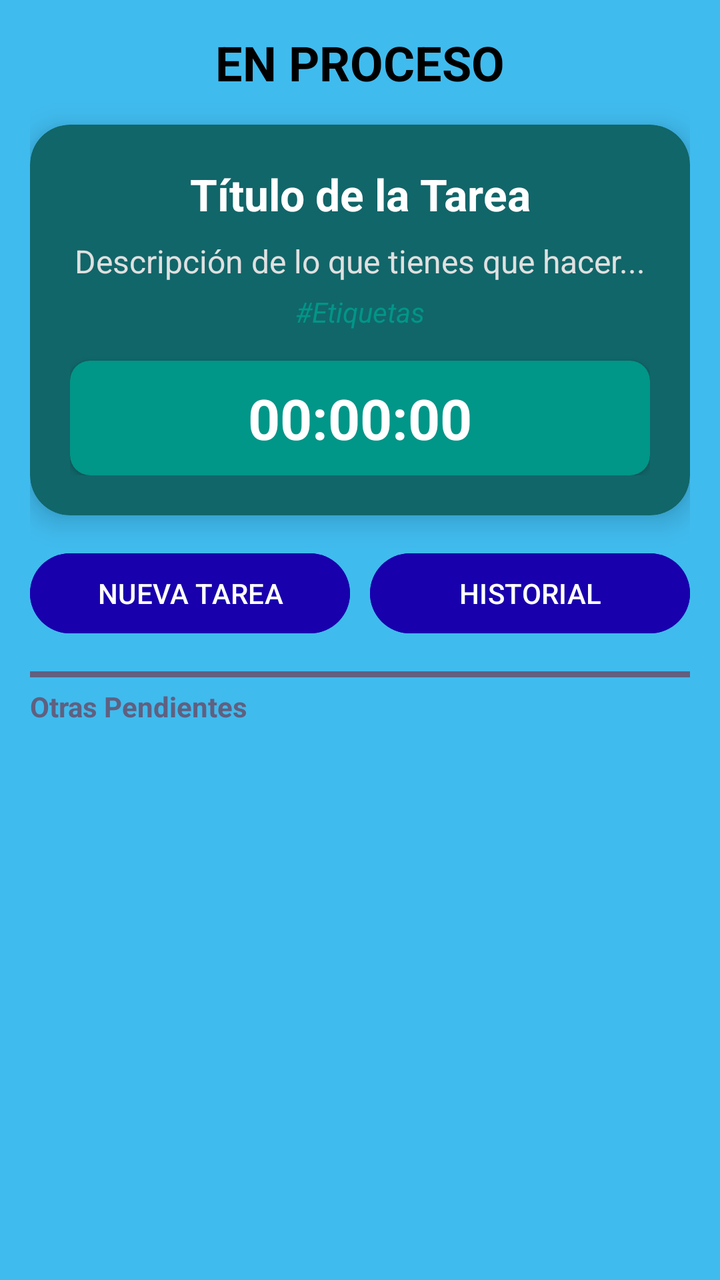
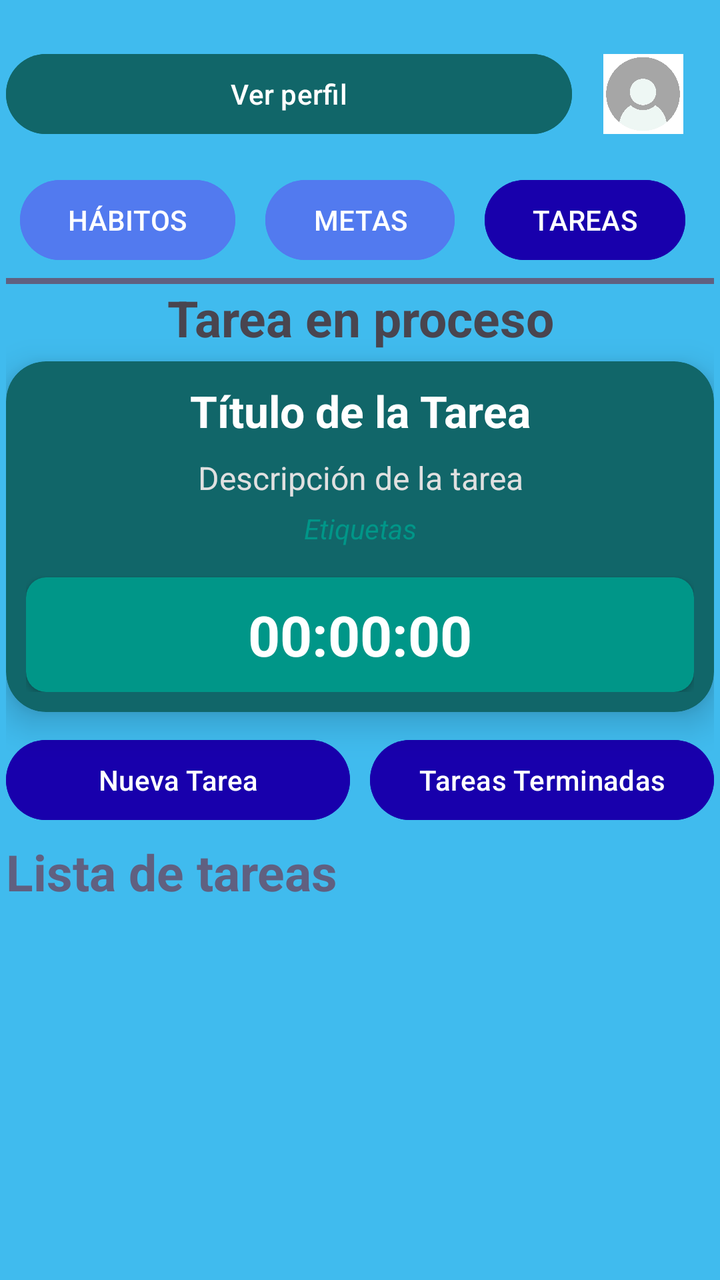

Before-and-after screenshots of an Android layout around one commit, followed by the original layout XML and the change that was made.
<!-- AndroidManifest.xml: application theme Theme.SuperSexiBoys -->
<!-- res/layout/activity_crear_tarea.xml -->
<?xml version="1.0" encoding="utf-8"?>
<androidx.constraintlayout.widget.ConstraintLayout
    xmlns:android="http://schemas.android.com/apk/res/android"
    xmlns:app="http://schemas.android.com/apk/res-auto"
    xmlns:tools="http://schemas.android.com/tools"
    android:layout_width="match_parent"
    android:layout_height="match_parent"
    android:background="@color/celeste"
    android:padding="15dp"
    >

    <TextView
        android:id="@+id/procesoText"
        android:layout_width="match_parent"
        android:layout_height="wrap_content"
        android:gravity="center"
        android:text="EN PROCESO"
        android:textColor="@color/black"
        android:textSize="24sp"
        android:textStyle="bold"
        app:layout_constraintTop_toTopOf="parent" />

    <androidx.cardview.widget.CardView
        android:id="@+id/cardTareaActual"
        android:layout_width="match_parent"
        android:layout_height="wrap_content"
        android:layout_marginTop="15dp"
        app:cardBackgroundColor="@color/verde_oscuro"
        app:cardCornerRadius="20dp"
        app:cardElevation="8dp"
        app:layout_constraintTop_toBottomOf="@id/procesoText"
        app:layout_constraintStart_toStartOf="parent"
        app:layout_constraintEnd_toEndOf="parent">

        <LinearLayout
            android:layout_width="match_parent"
            android:layout_height="wrap_content"
            android:orientation="vertical"
            android:padding="20dp">

            <TextView
                android:id="@+id/tituloDeTarea"
                android:layout_width="match_parent"
                android:layout_height="wrap_content"
                android:text="Título de la Tarea"
                android:textColor="@color/white"
                android:textSize="22sp"
                android:textStyle="bold"
                android:gravity="center_horizontal"/>

            <TextView
                android:id="@+id/descripcionDeTarea"
                android:layout_width="match_parent"
                android:layout_height="wrap_content"
                android:layout_marginTop="8dp"
                android:text="Descripción de lo que tienes que hacer..."
                android:textColor="#E0E0E0"
                android:textSize="16sp"
                android:gravity="center_horizontal"/>

            <TextView
                android:id="@+id/etiquetaDeTarea"
                android:layout_width="match_parent"
                android:layout_height="wrap_content"
                android:layout_marginTop="5dp"
                android:text="#Etiquetas"
                android:textColor="@color/verde_claro_sergio"
                android:textSize="14sp"
                android:textStyle="italic"
                android:gravity="center_horizontal"/>

            <androidx.cardview.widget.CardView
                android:layout_width="match_parent"
                android:layout_height="wrap_content"
                android:layout_marginTop="15dp"
                app:cardBackgroundColor="@color/verde_claro_sergio"
                app:cardCornerRadius="10dp">

                <TextView
                    android:id="@+id/tiempoDeTarea"
                    android:layout_width="match_parent"
                    android:layout_height="wrap_content"
                    android:padding="10dp"
                    android:text="00:00:00"
                    android:textColor="@color/white"
                    android:textSize="28sp"
                    android:textStyle="bold"
                    android:gravity="center"/>
            </androidx.cardview.widget.CardView>

        </LinearLayout>
    </androidx.cardview.widget.CardView>

    <LinearLayout
        android:id="@+id/layoutBotones"
        android:layout_width="match_parent"
        android:layout_height="wrap_content"
        android:orientation="horizontal"
        android:layout_marginTop="15dp"
        app:layout_constraintTop_toBottomOf="@id/cardTareaActual">

        <Button
            android:id="@+id/buttonCrearOtraTarea"
            android:layout_width="0dp"
            android:layout_height="wrap_content"
            android:layout_weight="1"
            android:layout_marginEnd="5dp"
            android:backgroundTint="@color/azul_oscuro"
            android:text="NUEVA TAREA"
            android:textColor="@color/white" />

        <Button
            android:id="@+id/buttonBorrarTareas"
            android:layout_width="0dp"
            android:layout_height="wrap_content"
            android:layout_weight="1"
            android:layout_marginStart="5dp"
            android:backgroundTint="@color/azul_oscuro"
            android:text="HISTORIAL"
            android:textColor="@color/white" />
    </LinearLayout>

    <TextView
        android:id="@+id/separadorLista"
        android:layout_width="match_parent"
        android:layout_height="3dp"
        android:layout_marginTop="15dp"
        android:background="@color/plomo_oscuro"
        app:layout_constraintTop_toBottomOf="@id/layoutBotones"/>

    <TextView
        android:id="@+id/tvSubtitulo"
        android:layout_width="wrap_content"
        android:layout_height="wrap_content"
        android:text="Otras Pendientes"
        android:textColor="@color/plomo_oscuro"
        android:textStyle="bold"
        android:layout_marginTop="5dp"
        app:layout_constraintStart_toStartOf="parent"
        app:layout_constraintTop_toBottomOf="@id/separadorLista"/>

    <androidx.recyclerview.widget.RecyclerView
        android:id="@+id/recyclerViewTareas"
        android:layout_width="match_parent"
        android:layout_height="0dp"
        android:layout_marginTop="5dp"
        app:layout_constraintTop_toBottomOf="@id/tvSubtitulo"
        app:layout_constraintBottom_toBottomOf="parent"
        app:layout_constraintStart_toStartOf="parent"
        app:layout_constraintEnd_toEndOf="parent"/>

</androidx.constraintlayout.widget.ConstraintLayout>
<!-- resources referenced by this layout -->
<resources>
  <color name="azul_oscuro">#1800AC</color>
  <color name="black">#FF000000</color>
  <color name="celeste">#40BBEE</color>
  <color name="plomo_oscuro">#606080</color>
  <color name="verde_claro_sergio">#009688</color>
  <color name="verde_oscuro">#116669</color>
  <color name="white">#FFFFFFFF</color>
  <style name="Theme.SuperSexiBoys" parent="Base.Theme.SuperSexiBoys" />
  <style name="Base.Theme.SuperSexiBoys" parent="Theme.Material3.DayNight.NoActionBar">
          
          
      </style>
</resources>

<!-- the commit's change to res/layout/activity_crear_tarea.xml (unified diff, before → after) -->
@@ -2,32 +2,91 @@
 <androidx.constraintlayout.widget.ConstraintLayout
     xmlns:android="http://schemas.android.com/apk/res/android"
     xmlns:app="http://schemas.android.com/apk/res-auto"
-    xmlns:tools="http://schemas.android.com/tools"
     android:layout_width="match_parent"
     android:layout_height="match_parent"
     android:background="@color/celeste"
-    android:padding="15dp"
+    android:padding="3dp"
     >
+
+    <LinearLayout
+        android:id="@+id/identifica_usuarioTarea"
+        app:layout_constraintTop_toTopOf="parent"
+        app:layout_constraintStart_toStartOf="parent"
+        android:layout_width="match_parent"
+        android:weightSum="10"
+        android:gravity="center"
+        android:orientation="horizontal"
+        android:layout_height="wrap_content"
+        android:layout_marginTop="20dp">
+        <Button
+            android:layout_weight="8"
+            android:layout_width="0dp"
+            android:text="Ver perfil"
+            android:backgroundTint="@color/verde_oscuro"
+            android:layout_height="wrap_content"/>
+        <ImageView
+            android:id="@+id/imagen_perfil"
+            android:layout_width="0dp"
+            android:layout_weight="2"
+            android:layout_height="40dp"
+            android:src="@drawable/perfilvacio"/>
+    </LinearLayout>
+
+    <Button
+        app:layout_constraintTop_toBottomOf="@+id/identifica_usuarioTarea"
+        app:layout_constraintEnd_toStartOf="@+id/metas_button"
+        android:layout_width="wrap_content"
+        android:text="HÁBITOS"
+        android:layout_margin="15dp"
+        android:backgroundTint="@color/azul_pastel"
+        android:layout_height="wrap_content"/>
+    <Button
+        android:id="@+id/metas_button"
+        android:layout_width="wrap_content"
+        android:layout_height="wrap_content"
+        android:layout_margin="15dp"
+        android:layout_marginTop="12dp"
+        android:backgroundTint="@color/azul_pastel"
+        android:text="METAS"
+        app:layout_constraintEnd_toEndOf="parent"
+        app:layout_constraintStart_toStartOf="parent"
+        app:layout_constraintTop_toBottomOf="@+id/identifica_usuarioTarea" />
+    <Button
+        app:layout_constraintTop_toBottomOf="@+id/identifica_usuarioTarea"
+        app:layout_constraintStart_toEndOf="@id/metas_button"
+        android:layout_width="wrap_content"
+        android:text="TAREAS"
+        android:layout_margin="15dp"
+        android:backgroundTint="@color/azul_oscuro"
+        android:layout_height="wrap_content"/>
+
+    <TextView
+        android:id="@+id/separadorLista"
+        android:layout_width="match_parent"
+        android:layout_height="3dp"
+        android:layout_marginTop="5dp"
+        android:background="@color/plomo_oscuro"
+        app:layout_constraintTop_toBottomOf="@id/metas_button"
+        />
 
     <TextView
         android:id="@+id/procesoText"
         android:layout_width="match_parent"
         android:layout_height="wrap_content"
         android:gravity="center"
-        android:text="EN PROCESO"
-        android:textColor="@color/black"
-        android:textSize="24sp"
+        android:text="@string/tarea_en_proceso"
+        android:textSize="25sp"
         android:textStyle="bold"
-        app:layout_constraintTop_toTopOf="parent" />
+        app:layout_constraintTop_toBottomOf="@id/separadorLista" />
 
     <androidx.cardview.widget.CardView
         android:id="@+id/cardTareaActual"
         android:layout_width="match_parent"
         android:layout_height="wrap_content"
-        android:layout_marginTop="15dp"
+        android:layout_marginTop="5dp"
         app:cardBackgroundColor="@color/verde_oscuro"
         app:cardCornerRadius="20dp"
-        app:cardElevation="8dp"
+        app:cardElevation="10dp"
         app:layout_constraintTop_toBottomOf="@id/procesoText"
         app:layout_constraintStart_toStartOf="parent"
         app:layout_constraintEnd_toEndOf="parent">
@@ -36,7 +95,7 @@
             android:layout_width="match_parent"
             android:layout_height="wrap_content"
             android:orientation="vertical"
-            android:padding="20dp">
+            android:padding="10dp">
 
             <TextView
                 android:id="@+id/tituloDeTarea"
@@ -53,7 +112,7 @@
                 android:layout_width="match_parent"
                 android:layout_height="wrap_content"
                 android:layout_marginTop="8dp"
-                android:text="Descripción de lo que tienes que hacer..."
+                android:text="Descripción de la tarea"
                 android:textColor="#E0E0E0"
                 android:textSize="16sp"
                 android:gravity="center_horizontal"/>
@@ -63,7 +122,7 @@
                 android:layout_width="match_parent"
                 android:layout_height="wrap_content"
                 android:layout_marginTop="5dp"
-                android:text="#Etiquetas"
+                android:text="Etiquetas"
                 android:textColor="@color/verde_claro_sergio"
                 android:textSize="14sp"
                 android:textStyle="italic"
@@ -75,7 +134,6 @@
                 android:layout_marginTop="15dp"
                 app:cardBackgroundColor="@color/verde_claro_sergio"
                 app:cardCornerRadius="10dp">
-
                 <TextView
                     android:id="@+id/tiempoDeTarea"
                     android:layout_width="match_parent"
@@ -92,11 +150,11 @@
     </androidx.cardview.widget.CardView>
 
     <LinearLayout
-        android:id="@+id/layoutBotones"
+        android:id="@+id/botonesTareaAyT"
         android:layout_width="match_parent"
         android:layout_height="wrap_content"
         android:orientation="horizontal"
-        android:layout_marginTop="15dp"
+        android:layout_marginTop="10dp"
         app:layout_constraintTop_toBottomOf="@id/cardTareaActual">
 
         <Button
@@ -106,7 +164,7 @@
             android:layout_weight="1"
             android:layout_marginEnd="5dp"
             android:backgroundTint="@color/azul_oscuro"
-            android:text="NUEVA TAREA"
+            android:text="@string/nueva_tarea"
             android:textColor="@color/white" />
 
         <Button
@@ -116,35 +174,30 @@
             android:layout_weight="1"
             android:layout_marginStart="5dp"
             android:backgroundTint="@color/azul_oscuro"
-            android:text="HISTORIAL"
+            android:text="@string/tareas_terminadas"
             android:textColor="@color/white" />
     </LinearLayout>
 
     <TextView
-        android:id="@+id/separadorLista"
-        android:layout_width="match_parent"
-        android:layout_height="3dp"
-        android:layout_marginTop="15dp"
-        android:background="@color/plomo_oscuro"
-        app:layout_constraintTop_toBottomOf="@id/layoutBotones"/>
-
-    <TextView
-        android:id="@+id/tvSubtitulo"
-        android:layout_width="wrap_content"
-        android:layout_height="wrap_content"
-        android:text="Otras Pendientes"
+        android:id="@+id/listaDeTareas"
+        android:layout_width="match_parent"
+        android:layout_height="wrap_content"
+        android:text="@string/lista_tareas"
         android:textColor="@color/plomo_oscuro"
         android:textStyle="bold"
         android:layout_marginTop="5dp"
-        app:layout_constraintStart_toStartOf="parent"
-        app:layout_constraintTop_toBottomOf="@id/separadorLista"/>
+        android:textSize="25sp"
+        android:gravity="left"
+        app:layout_constraintStart_toStartOf="parent"
+        app:layout_constraintTop_toBottomOf="@id/botonesTareaAyT"/>
+
 
     <androidx.recyclerview.widget.RecyclerView
         android:id="@+id/recyclerViewTareas"
         android:layout_width="match_parent"
         android:layout_height="0dp"
         android:layout_marginTop="5dp"
-        app:layout_constraintTop_toBottomOf="@id/tvSubtitulo"
+        app:layout_constraintTop_toBottomOf="@id/listaDeTareas"
         app:layout_constraintBottom_toBottomOf="parent"
         app:layout_constraintStart_toStartOf="parent"
         app:layout_constraintEnd_toEndOf="parent"/>
<!-- resource entries referenced after the edit -->
@@ -1,12 +1,17 @@
 <!-- resources referenced by this layout -->
 <resources>
   <color name="azul_oscuro">#1800AC</color>
-  <color name="black">#FF000000</color>
+  <color name="azul_pastel">#527AEF</color>
   <color name="celeste">#40BBEE</color>
   <color name="plomo_oscuro">#606080</color>
   <color name="verde_claro_sergio">#009688</color>
   <color name="verde_oscuro">#116669</color>
   <color name="white">#FFFFFFFF</color>
+  <!-- drawable perfilvacio: jpg bitmap (drawable, 13526 bytes) -->
+  <string name="lista_tareas">Lista de tareas</string>
+  <string name="nueva_tarea">Nueva Tarea</string>
+  <string name="tarea_en_proceso">Tarea en proceso</string>
+  <string name="tareas_terminadas">Tareas Terminadas</string>
   <style name="Theme.SuperSexiBoys" parent="Base.Theme.SuperSexiBoys" />
   <style name="Base.Theme.SuperSexiBoys" parent="Theme.Material3.DayNight.NoActionBar">
           
